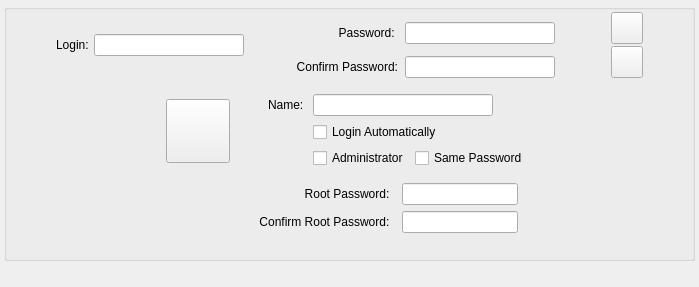
Qt form ui/widgets/userwidget.ui (Inkane/Tribe) before a commit.
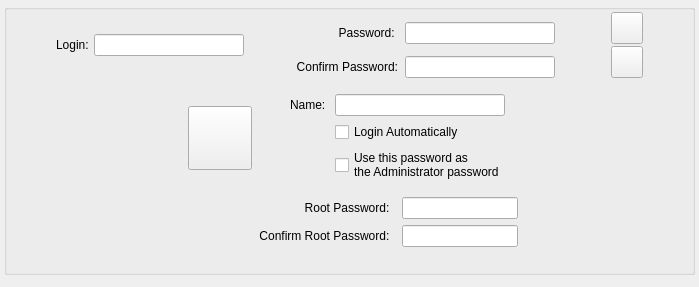
The same form after that commit.

What changed in the file:
```diff
--- a/ui/widgets/userwidget.ui
+++ b/ui/widgets/userwidget.ui
@@ -308,13 +308,6 @@
            </property>
           </widget>
          </item>
-         <item row="3" column="5">
-          <widget class="QCheckBox" name="adminCheckBox">
-           <property name="text">
-            <string>Administrator</string>
-           </property>
-          </widget>
-         </item>
          <item row="1" column="1" rowspan="3">
           <widget class="QPushButton" name="avatar">
            <property name="minimumSize">
@@ -344,10 +337,11 @@
            </property>
           </spacer>
          </item>
-         <item row="3" column="6">
+         <item row="3" column="5" colspan="2">
           <widget class="QCheckBox" name="rootUsesUserPwCheckBox">
            <property name="text">
-            <string>Same Password</string>
+            <string>Use this password as 
+the Administrator password</string>
            </property>
           </widget>
          </item>
```
